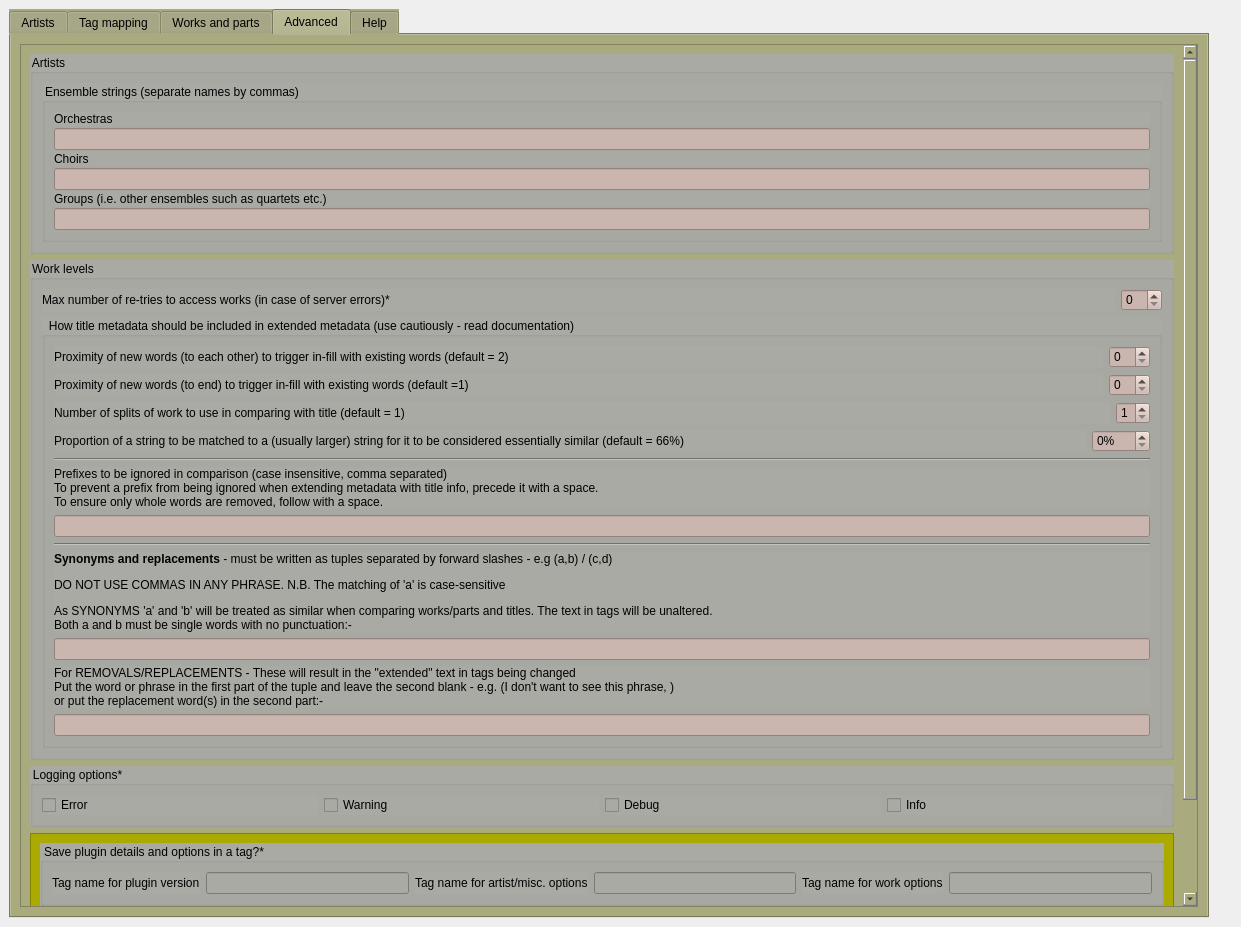
Above: plugins/classical_extras/options_classical_extras.ui from metabrainz/picard-plugins before the change. Below: the same form after it.
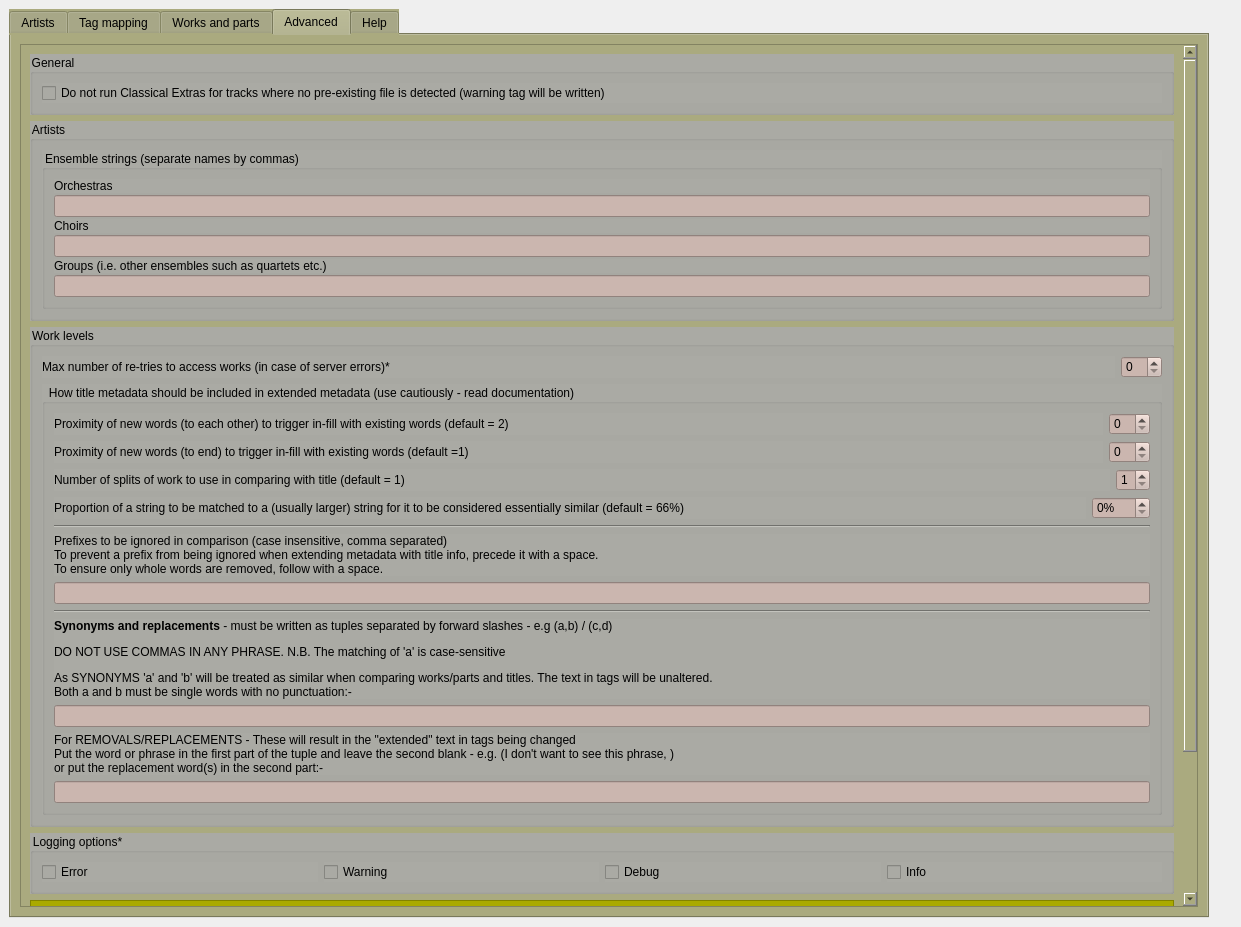
That is the form after the change. The open tabs and pages were chosen to show the change. Icons and pictures are not drawn.

```diff
--- a/plugins/classical_extras/options_classical_extras.ui
+++ b/plugins/classical_extras/options_classical_extras.ui
@@ -5038,11 +5038,30 @@
            <rect>
             <x>0</x>
             <y>0</y>
-            <width>1022</width>
-            <height>877</height>
+            <width>1157</width>
+            <height>933</height>
            </rect>
           </property>
           <layout class="QVBoxLayout" name="verticalLayout_18">
+           <item>
+            <widget class="QGroupBox" name="groupBox_3">
+             <property name="styleSheet">
+              <string notr="true">background-color: rgb(170, 170, 164);</string>
+             </property>
+             <property name="title">
+              <string>General</string>
+             </property>
+             <layout class="QVBoxLayout" name="verticalLayout_5">
+              <item>
+               <widget class="QCheckBox" name="ce_no_run">
+                <property name="text">
+                 <string>Do not run Classical Extras for tracks where no pre-existing file is detected (warning tag will be written)</string>
+                </property>
+               </widget>
+              </item>
+             </layout>
+            </widget>
+           </item>
            <item>
             <widget class="QGroupBox" name="advanced_artists">
              <property name="toolTip">
```
Left out of the diff: 4 changed lines with no effect on the pictures.
